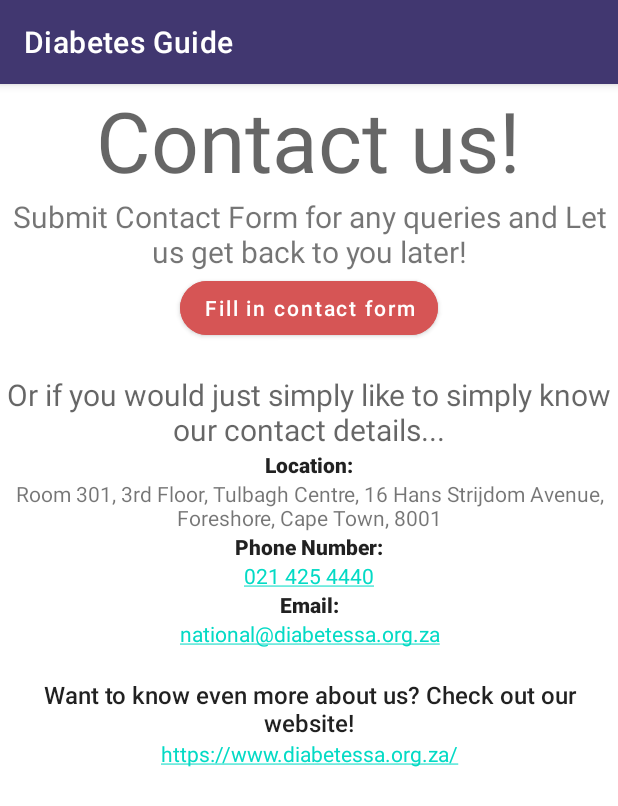
After one commit to Jess0001/DiabetesGuide, an Android app: the Contact screen opened directly, with no data from a screen before it, on a phone screen of 412 x 824 dp. The commit adds this screen. Shown: the top 806 px of the screen. Run offline under Robolectric (Android 15) with nearby library versions, the phone set to English and light mode, and no system bars.

Commit message:
Adding Calendar and Contact Activities

```diff
--- /dev/null
+++ b/app/src/main/java/com/example/diabetesguide/Contact.java
@@ -0,0 +1,28 @@
+package com.example.diabetesguide;
+
+import androidx.appcompat.app.AppCompatActivity;
+
+import android.content.Intent;
+import android.os.Bundle;
+import android.view.View;
+import android.widget.Button;
+
+public class Contact extends AppCompatActivity {
+
+    @Override
+    protected void onCreate(Bundle savedInstanceState) {
+        super.onCreate(savedInstanceState);
+        setContentView(R.layout.activity_contact);
+        Button selectContactForm_btn = findViewById(R.id.selectContactForm_btn);
+
+        selectContactForm_btn.setOnClickListener(new View.OnClickListener() {
+            @Override
+            public void onClick(View view) {
+                // create intent object with context and class name of other activity
+                Intent intent = new Intent(getApplicationContext(), ContactForm.class);
+                // call startActivity method and pass intent
+                startActivity(intent);
+            }
+        });
+    }
+}
--- a/app/src/main/java/com/example/diabetesguide/MainActivity.java
+++ b/app/src/main/java/com/example/diabetesguide/MainActivity.java
@@ -2,6 +2,7 @@ package com.example.diabetesguide;
 
 import androidx.appcompat.app.AppCompatActivity;
 
+import android.content.Intent;
 import android.os.Bundle;
 
 public class MainActivity extends AppCompatActivity {
@@ -10,5 +11,6 @@ public class MainActivity extends AppCompatActivity {
     protected void onCreate(Bundle savedInstanceState) {
         super.onCreate(savedInstanceState);
         setContentView(R.layout.activity_main);
+
     }
 }
--- /dev/null
+++ b/app/src/main/res/layout/activity_contact.xml
@@ -0,0 +1,144 @@
+<?xml version="1.0" encoding="utf-8"?>
+<LinearLayout xmlns:android="http://schemas.android.com/apk/res/android"
+    xmlns:app="http://schemas.android.com/apk/res-auto"
+    xmlns:tools="http://schemas.android.com/tools"
+    android:layout_width="match_parent"
+    android:layout_height="match_parent"
+    android:clickable="false"
+    android:orientation="vertical"
+    tools:context=".Contact">
+
+    <ScrollView
+        android:layout_width="match_parent"
+        android:layout_height="match_parent">
+
+        <LinearLayout
+            android:layout_width="match_parent"
+            android:layout_height="wrap_content"
+            android:orientation="vertical" >
+
+            <TextView
+                android:id="@+id/textView2"
+                android:layout_width="wrap_content"
+                android:layout_height="wrap_content"
+                android:layout_gravity="center_horizontal"
+                android:text="Contact us!"
+                android:textAppearance="@style/TextAppearance.AppCompat.Display3" />
+
+            <TextView
+                android:id="@+id/textView8"
+                android:layout_width="match_parent"
+                android:layout_height="wrap_content"
+                android:gravity="center_horizontal"
+                android:text="Submit Contact Form for any queries and Let us get back to you later!"
+                android:textSize="20sp" />
+
+            <Button
+                android:id="@+id/selectContactForm_btn"
+                android:layout_width="wrap_content"
+                android:layout_height="wrap_content"
+                android:layout_gravity="center_horizontal"
+                android:backgroundTint="@color/button_colour"
+                android:shape="oval"
+                android:text="Fill in contact form"
+                android:textAllCaps="false"
+                app:shapeAppearance="@style/ShapeAppearanceOverlay.Material3.Button" />
+            <Space
+                android:layout_width="match_parent"
+                android:layout_height="20dp" />
+
+            <TextView
+                android:id="@+id/textView9"
+                android:layout_width="match_parent"
+                android:layout_height="wrap_content"
+                android:gravity="center_horizontal"
+                android:text="Or if you would just simply like to simply know our contact details..."
+                android:textAppearance="@style/TextAppearance.AppCompat.Display2"
+                android:textSize="20sp" />
+
+            <TextView
+                android:id="@+id/textView10"
+                android:layout_width="match_parent"
+                android:layout_height="wrap_content"
+                android:gravity="center_horizontal"
+                android:text="Location:"
+                android:textAppearance="@style/TextAppearance.AppCompat.Body2"
+                android:textStyle="bold" />
+
+            <TextView
+                android:id="@+id/location"
+                android:layout_width="match_parent"
+                android:layout_height="wrap_content"
+                android:autoLink="map"
+                android:clickable="true"
+                android:gravity="center_horizontal"
+                android:inputType="textMultiLine"
+                android:linksClickable="true"
+                android:text="Room 301, 3rd Floor, Tulbagh Centre, 16 Hans Strijdom Avenue, Foreshore, Cape Town, 8001"
+                android:textAlignment="center" />
+
+            <TextView
+                android:id="@+id/textView11"
+                android:layout_width="match_parent"
+                android:layout_height="wrap_content"
+                android:gravity="center_horizontal"
+                android:text="Phone Number:"
+                android:textAppearance="@style/TextAppearance.AppCompat.Body2"
+                android:textStyle="bold" />
+
+            <TextView
+                android:id="@+id/phNumber"
+                android:layout_width="match_parent"
+                android:layout_height="wrap_content"
+                android:autoLink="phone"
+                android:clickable="true"
+                android:gravity="center_horizontal"
+                android:linksClickable="true"
+                android:text="021 425 4440" />
+
+            <TextView
+                android:id="@+id/textView12"
+                android:layout_width="match_parent"
+                android:layout_height="wrap_content"
+                android:gravity="center_horizontal"
+                android:text="Email:"
+                android:textAppearance="@style/TextAppearance.AppCompat.Body2"
+                android:textStyle="bold" />
+
+            <TextView
+                android:id="@+id/email_txt"
+                android:layout_width="match_parent"
+                android:layout_height="wrap_content"
+                android:autoLink="web|email"
+                android:clickable="true"
+                android:gravity="center_horizontal"
+                android:linksClickable="true"
+                android:text="national@diabetessa.org.za" />
+
+            <Space
+                android:layout_width="match_parent"
+                android:layout_height="20dp" />
+
+            <TextView
+                android:id="@+id/textView15"
+                android:layout_width="match_parent"
+                android:layout_height="wrap_content"
+                android:gravity="center_horizontal"
+                android:text="Want to know even more about us? Check out our website!"
+                android:textAppearance="@style/TextAppearance.AppCompat.Body2"
+                android:textSize="16sp" />
+
+            <TextView
+                android:id="@+id/textView14"
+                android:layout_width="match_parent"
+                android:layout_height="wrap_content"
+                android:autoLink="web"
+                android:clickable="true"
+                android:gravity="center_horizontal"
+                android:text="https://www.diabetessa.org.za/" />
+
+        </LinearLayout>
+    </ScrollView>
+
+
+</LinearLayout>
```
Also changed, not shown: app/src/main/AndroidManifest.xml (+19 -0 lines), app/src/main/java/com/example/diabetesguide/Calendar.java (added, +69 -0 lines), app/src/main/java/com/example/diabetesguide/ContactForm.java (added, +54 -0 lines), app/src/main/res/layout/activity_calendar.xml (added, +55 -0 lines), app/src/main/res/layout/activity_contact_form.xml (added, +96 -0 lines), app/src/main/ic_contact_img-playstore.png (added), app/src/main/meds_img-playstore.png, app/src/main/res/drawable-v24/contact.png (added), app/src/main/res/drawable-v24/web.jpg (added), 1 other file.
